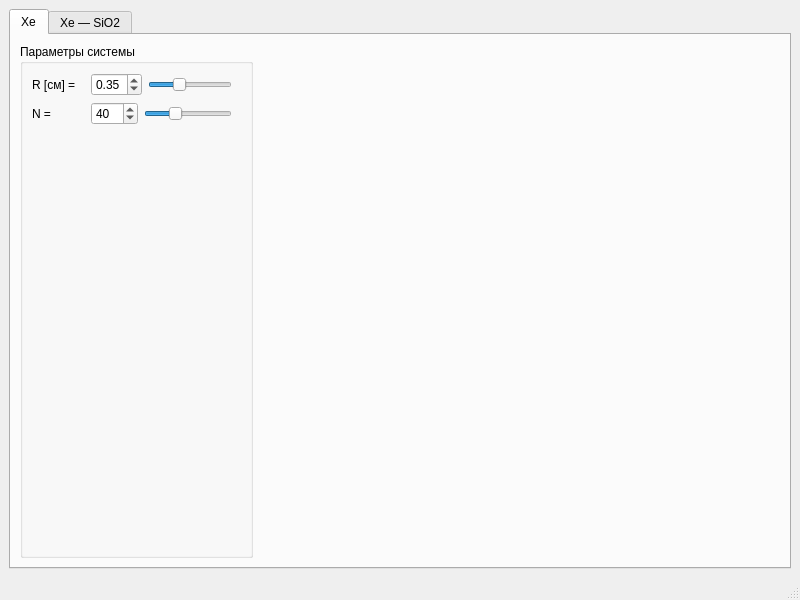
Old version of the form gui/main_window.ui in the repository wcdbmv/MT.
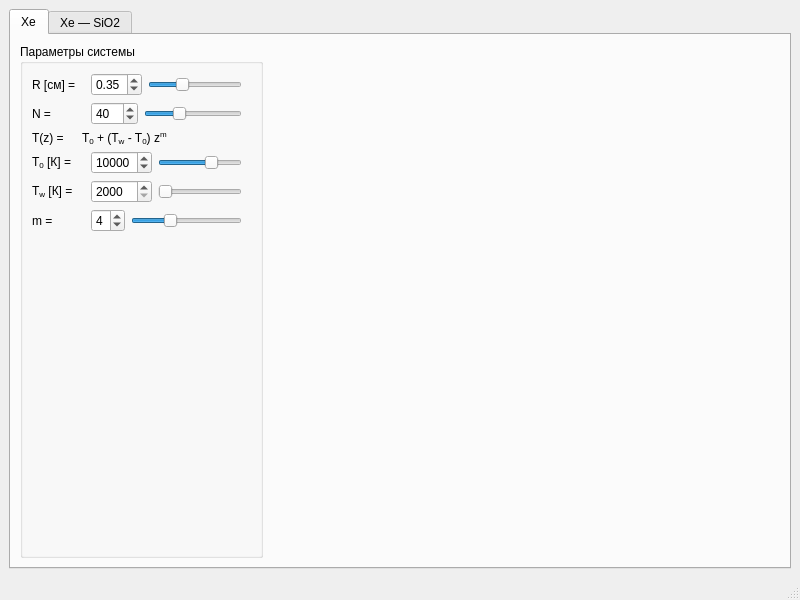
New version of the form. Custom widgets are drawn as their Qt base class.

Commit message: Add temperature parameters

Patch:
```diff
--- a/gui/main_window.ui
+++ b/gui/main_window.ui
@@ -145,6 +145,170 @@
              </layout>
             </widget>
            </item>
+           <item row="2" column="0">
+            <widget class="QLabel" name="xeTLabel1">
+             <property name="text">
+              <string>T(z) =</string>
+             </property>
+            </widget>
+           </item>
+           <item row="2" column="1">
+            <widget class="QLabel" name="xeTLabel2">
+             <property name="text">
+              <string>T&lt;sub&gt;0&lt;/sub&gt; + (T&lt;sub&gt;w&lt;/sub&gt; - T&lt;sub&gt;0&lt;/sub&gt;) z&lt;sup&gt;m&lt;/sup&gt;</string>
+             </property>
+            </widget>
+           </item>
+           <item row="3" column="0">
+            <widget class="QLabel" name="xeT0Label">
+             <property name="text">
+              <string>T&lt;sub&gt;0&lt;/sub&gt; [К] =</string>
+             </property>
+            </widget>
+           </item>
+           <item row="3" column="1">
+            <widget class="QWidget" name="xeT0Widget" native="true">
+             <layout class="QHBoxLayout" name="horizontalLayout_5">
+              <property name="topMargin">
+               <number>0</number>
+              </property>
+              <property name="bottomMargin">
+               <number>0</number>
+              </property>
+              <item>
+               <widget class="QSpinBox" name="xeT0SpinBox">
+                <property name="minimum">
+                 <number>2000</number>
+                </property>
+                <property name="maximum">
+                 <number>14000</number>
+                </property>
+                <property name="singleStep">
+                 <number>1000</number>
+                </property>
+                <property name="value">
+                 <number>10000</number>
+                </property>
+               </widget>
+              </item>
+              <item>
+               <widget class="QSlider" name="xeT0HorizontalSlider">
+                <property name="minimum">
+                 <number>2000</number>
+                </property>
+                <property name="maximum">
+                 <number>14000</number>
+                </property>
+                <property name="singleStep">
+                 <number>1000</number>
+                </property>
+                <property name="value">
+                 <number>10000</number>
+                </property>
+                <property name="orientation">
+                 <enum>Qt::Horizontal</enum>
+                </property>
+               </widget>
+              </item>
+             </layout>
+            </widget>
+           </item>
+           <item row="4" column="0">
+            <widget class="QLabel" name="xeTwLabel">
+             <property name="text">
+              <string>T&lt;sub&gt;w&lt;/sub&gt; [К] =</string>
+             </property>
+            </widget>
+           </item>
+           <item row="4" column="1">
+            <widget class="QWidget" name="xeTwWidget" native="true">
+             <layout class="QHBoxLayout" name="horizontalLayout_6">
+              <property name="topMargin">
+               <number>0</number>
+              </property>
+              <property name="bottomMargin">
+               <number>0</number>
+              </property>
+              <item>
+               <widget class="QSpinBox" name="xeTwSpinBox">
+                <property name="minimum">
+                 <number>2000</number>
+                </property>
+                <property name="maximum">
+                 <number>14000</number>
+                </property>
+                <property name="singleStep">
+                 <number>1000</number>
+                </property>
+               </widget>
+              </item>
+              <item>
+               <widget class="QSlider" name="xeTwHorizontalSlider">
+                <property name="minimum">
+                 <number>2000</number>
+                </property>
+                <property name="maximum">
+                 <number>14000</number>
+                </property>
+                <property name="singleStep">
+                 <number>1000</number>
+                </property>
+                <property name="orientation">
+                 <enum>Qt::Horizontal</enum>
+                </property>
+               </widget>
+              </item>
+             </layout>
+            </widget>
+           </item>
+           <item row="5" column="0">
+            <widget class="QLabel" name="xeMLabel">
+             <property name="text">
+              <string>m =</string>
+             </property>
+            </widget>
+           </item>
+           <item row="5" column="1">
+            <widget class="QWidget" name="xeMWidget" native="true">
+             <layout class="QHBoxLayout" name="horizontalLayout_7">
+              <property name="topMargin">
+               <number>0</number>
+              </property>
+              <property name="bottomMargin">
+               <number>0</number>
+              </property>
+              <item>
+               <widget class="QSpinBox" name="xeMSpinBox">
+                <property name="minimum">
+                 <number>2</number>
+                </property>
+                <property name="maximum">
+                 <number>8</number>
+                </property>
+                <property name="value">
+                 <number>4</number>
+                </property>
+               </widget>
+              </item>
+              <item>
+               <widget class="QSlider" name="xeMHorizontalSlider">
+                <property name="minimum">
+                 <number>2</number>
+                </property>
+                <property name="maximum">
+                 <number>8</number>
+                </property>
+                <property name="value">
+                 <number>4</number>
+                </property>
+                <property name="orientation">
+                 <enum>Qt::Horizontal</enum>
+                </property>
+               </widget>
+              </item>
+             </layout>
+            </widget>
+           </item>
           </layout>
          </widget>
         </item>
```
The commit also changes 1 other file.
